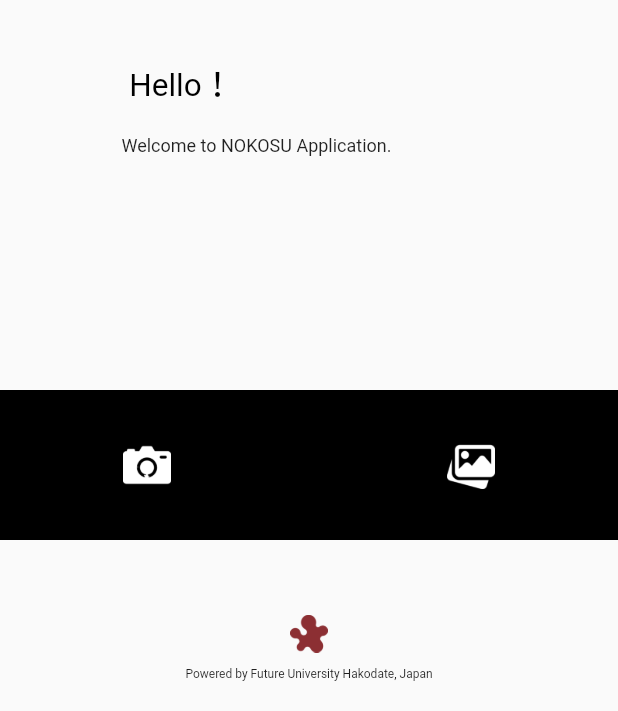
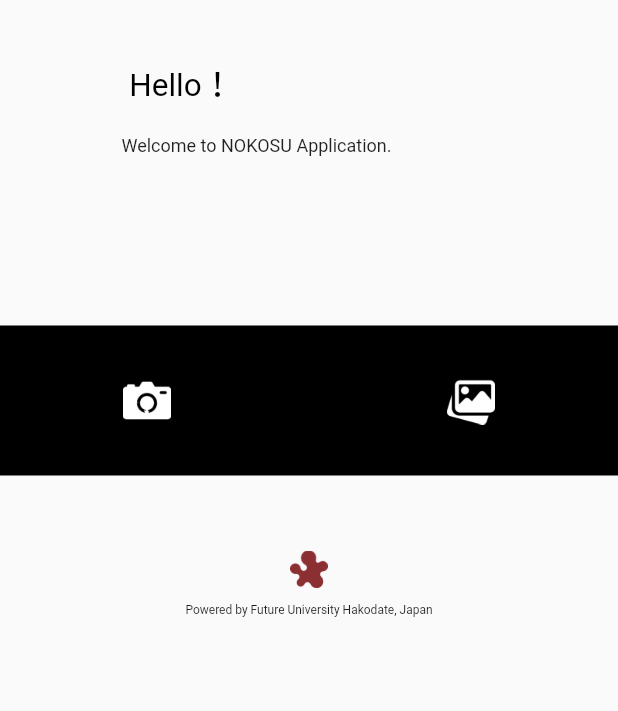
Before and after one commit to mohrn3/newApp, a Flutter app: the Uploader screen opened directly, on a phone screen of 412 x 824 dp, the part 525-1236 px from its top. Run offline on Flutter 3.47's test engine with Material 2 defaults, Android fonts, the phone set to English and light mode, and no system bars; drawn by our look-alikes of animated_text_kit; our stand-ins replace animated_splash_screen, font_awesome_flutter, image_picker, line_icons, liquid_swipe, lite_rolling_switch and 3 more.

Commit message:
mac code update

```diff
--- a/lib/image_picker.dart
+++ b/lib/image_picker.dart
@@ -109,7 +109,7 @@ class _Uploader extends State<Uploader> {
                           ),
                         )),
                     Padding(
-                      padding: const EdgeInsets.fromLTRB(00, 150, 00, 20),
+                      padding: const EdgeInsets.fromLTRB(00, 107, 00, 20),
                       child: Container(
                         color: Colors.black,
                         height: 100,
--- a/pubspec.yaml
+++ b/pubspec.yaml
@@ -36,8 +36,6 @@ dependencies:
   liquid_swipe: ^2.1.1
   image_picker: ^0.7.2+1
   provider: ^6.0.0
-  flutter_facebook_auth: ^3.5.1
-  google_sign_in: ^5.0.7
   animated_text_kit: ^4.2.1
   photo_manager: ^1.3.7
   curved_navigation_bar: ^1.0.1
@@ -49,8 +47,6 @@ dependencies:
   location: ^4.1.1
   geocoder: ^0.2.1
   uuid: ^3.0.1
-  firebase_storage: ^8.0.0
-  cloud_firestore: ^1.0.1
   screenshot: ^1.2.3
   share: ^2.0.4
   path_provider: ^2.0.5
```
Also changed, not shown: pubspec.lock, 3 other files.
